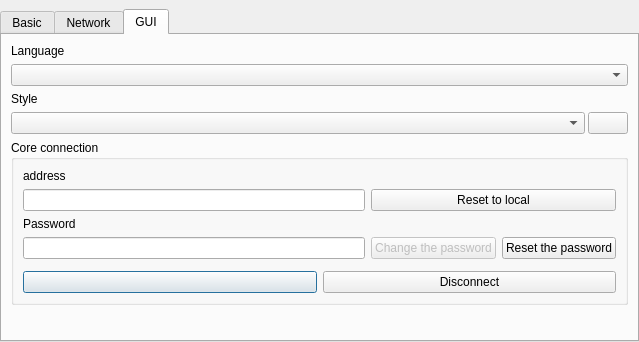
This is application/GUI/Settings/WidgetSettings.ui in Ummon/D-LAN as Qt 5 draws it before an edit. The edited form follows.
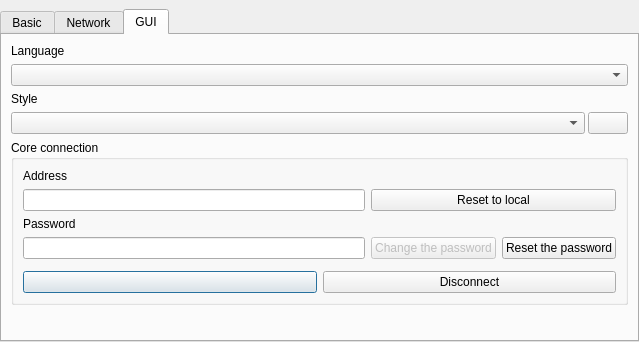
This is the edited form. The open tabs and pages were chosen to show the change. Icons and pictures are not drawn.

```diff
--- a/application/GUI/Settings/WidgetSettings.ui
+++ b/application/GUI/Settings/WidgetSettings.ui
@@ -364,7 +364,7 @@
             <item row="0" column="0" colspan="2">
              <widget class="QLabel" name="lblCoreAddress">
               <property name="text">
-               <string>address</string>
+               <string>Address</string>
               </property>
              </widget>
             </item>
```
Left out of the diff: 2 changed lines with no effect on the pictures.
